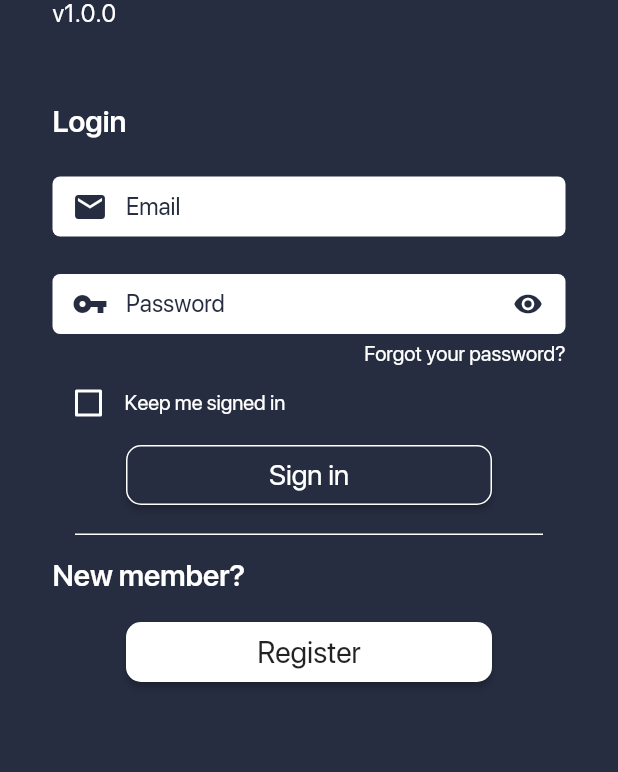
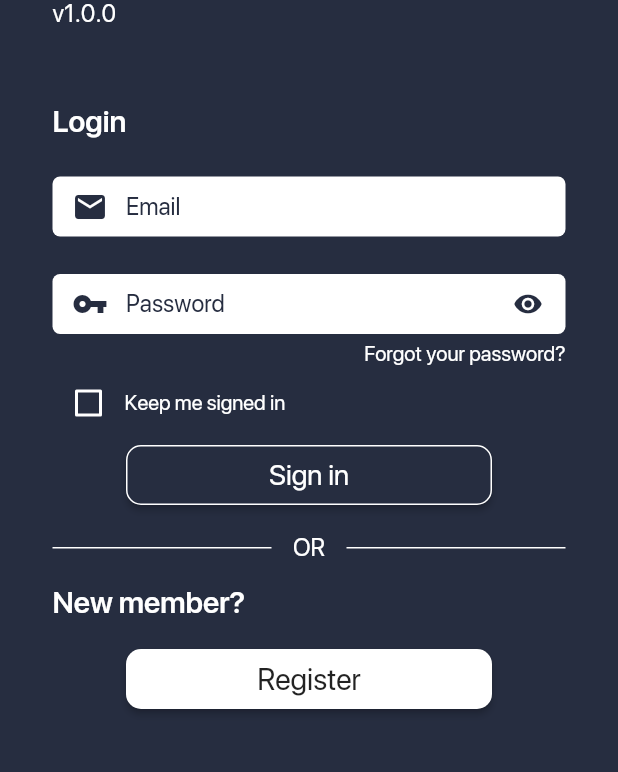
Before and after one commit to gdelataillade/tempo_dingo, a Flutter app: the screen it shows after launch, on a phone screen of 412 x 824 dp, the part 209-981 px from its top. Run offline on Flutter 3.47's test engine with Material 2 defaults, Android fonts, the phone set to English and light mode, and no system bars; our stand-ins replace cloud_firestore; accounts and stored records are empty.

```diff
--- a/lib/src/screens/log_in.dart
+++ b/lib/src/screens/log_in.dart
@@ -28,13 +28,7 @@ class _LogInState extends State<LogIn> {
             const SizedBox(height: 50),
             _LogInForm(),
             const SizedBox(height: 15),
-            Center(
-              child: Container(
-                height: 1,
-                width: MediaQuery.of(context).size.width - 100,
-                color: Colors.white,
-              ),
-            ),
+            _Separator(),
             const SizedBox(height: 15),
             _Register(),
           ],
@@ -167,6 +161,32 @@ class __LogInFormState extends State<_LogInForm> {
   }
 }
 
+class _Separator extends StatelessWidget {
+  const _Separator({Key key}) : super(key: key);
+
+  @override
+  Widget build(BuildContext context) {
+    return Center(
+      child: Row(
+        mainAxisAlignment: MainAxisAlignment.spaceBetween,
+        children: <Widget>[
+          Container(
+            height: 1,
+            width: MediaQuery.of(context).size.width / 2 - 60,
+            color: Colors.white,
+          ),
+          Text("OR"),
+          Container(
+            height: 1,
+            width: MediaQuery.of(context).size.width / 2 - 60,
+            color: Colors.white,
+          ),
+        ],
+      ),
+    );
+  }
+}
+
 class _Register extends StatefulWidget {
   _Register({Key key}) : super(key: key);
 
```
